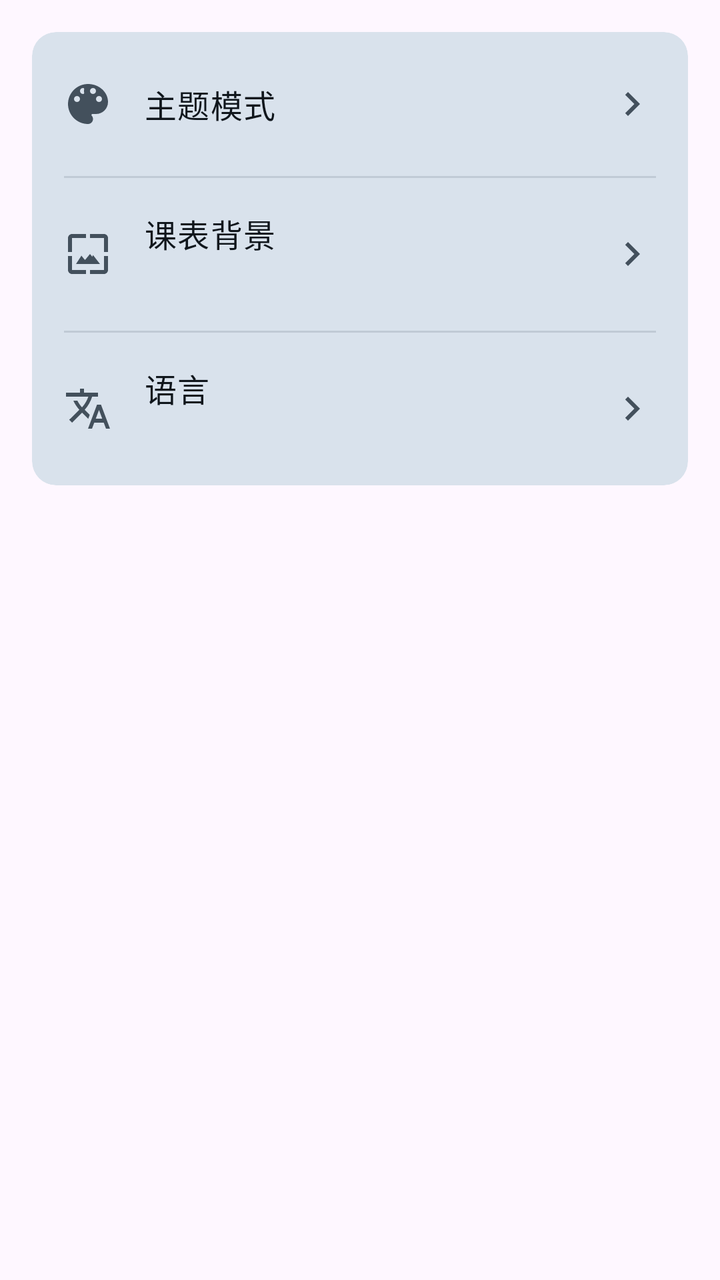
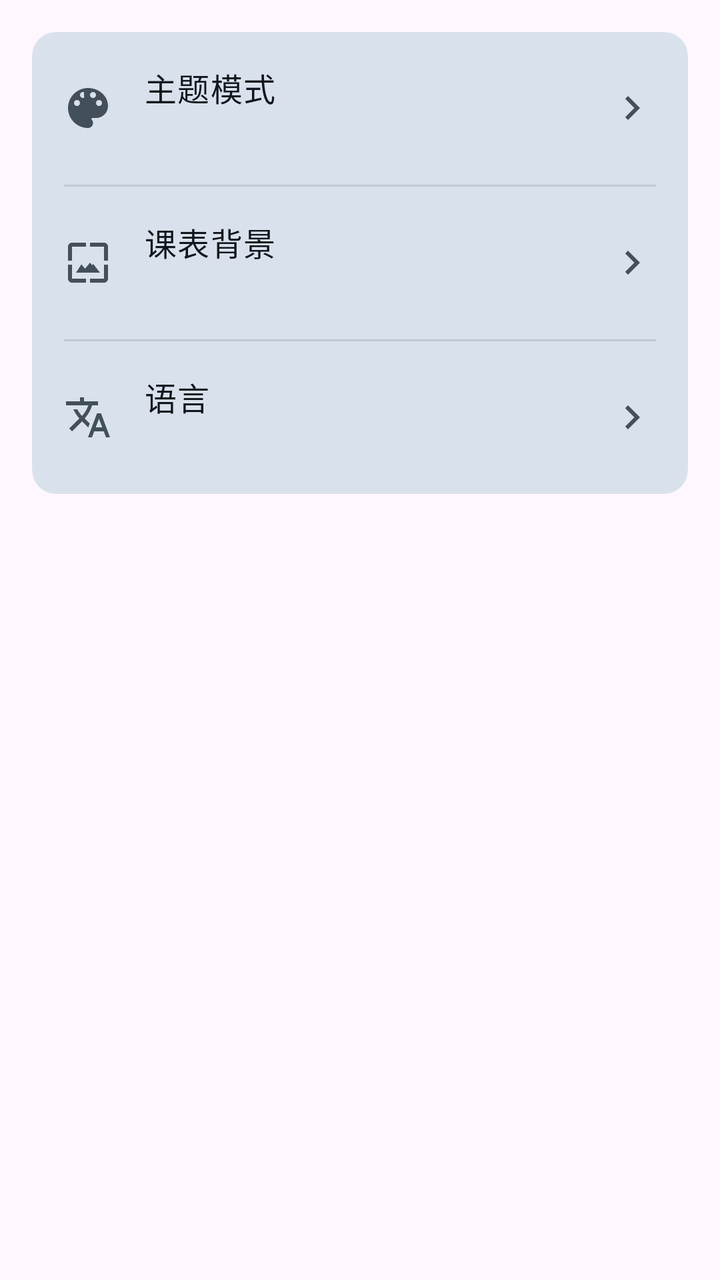

The first picture is an Android layout as it rendered before a commit; the second is the same layout after the commit. The layout source and the unified diff follow.
<!-- AndroidManifest.xml: application theme Theme.LanhangLite -->
<!-- res/layout/view_settings_appearance.xml -->
<?xml version="1.0" encoding="utf-8"?>
<LinearLayout xmlns:android="http://schemas.android.com/apk/res/android"
    xmlns:app="http://schemas.android.com/apk/res-auto"
    android:layout_width="match_parent"
    android:layout_height="wrap_content"
    android:orientation="vertical"
    android:paddingStart="@dimen/screen_padding_h"
    android:paddingTop="@dimen/screen_padding_h"
    android:paddingEnd="@dimen/screen_padding_h"
    android:paddingBottom="@dimen/content_padding_bottom">

    <com.google.android.material.card.MaterialCardView
        style="@style/Widget.Lanhang.Card"
        android:layout_width="match_parent"
        android:layout_height="wrap_content">

        <LinearLayout
            android:layout_width="match_parent"
            android:layout_height="wrap_content"
            android:orientation="vertical">

            <LinearLayout
                android:id="@+id/rowTheme"
                android:layout_width="match_parent"
                android:layout_height="wrap_content"
                android:background="?attr/selectableItemBackground"
                android:clickable="true"
                android:focusable="true"
                android:gravity="center_vertical"
                android:minHeight="@dimen/list_item_height_two_line"
                android:orientation="horizontal"
                android:paddingStart="@dimen/card_padding"
                android:paddingTop="@dimen/space_lg"
                android:paddingEnd="@dimen/card_padding"
                android:paddingBottom="@dimen/space_lg">

                <ImageView
                    android:layout_width="@dimen/icon_lg"
                    android:layout_height="@dimen/icon_lg"
                    android:contentDescription="@null"
                    android:src="@drawable/ic_palette"
                    app:tint="?attr/colorOnSurfaceVariant" />

                <LinearLayout
                    android:layout_width="0dp"
                    android:layout_height="wrap_content"
                    android:layout_marginStart="@dimen/list_icon_gap"
                    android:layout_weight="1"
                    android:orientation="vertical">

                    <TextView
                        android:layout_width="wrap_content"
                        android:layout_height="wrap_content"
                        android:text="@string/settings_theme"
                        android:textAppearance="@style/TextAppearance.Lanhang.BodyLarge"
                        android:textColor="?attr/colorOnSurface" />
                </LinearLayout>

                <ImageView
                    android:layout_width="@dimen/icon_lg"
                    android:layout_height="@dimen/icon_lg"
                    android:contentDescription="@null"
                    android:src="@drawable/ic_chevron_right"
                    app:tint="?attr/colorOnSurfaceVariant" />
            </LinearLayout>

            <View
                android:layout_width="match_parent"
                android:layout_height="@dimen/divider_thickness"
                android:layout_marginStart="@dimen/card_padding"
                android:layout_marginEnd="@dimen/card_padding"
                android:background="?attr/colorOutlineVariant" />

            <LinearLayout
                android:id="@+id/rowScheduleBackground"
                android:layout_width="match_parent"
                android:layout_height="wrap_content"
                android:background="?attr/selectableItemBackground"
                android:clickable="true"
                android:focusable="true"
                android:gravity="center_vertical"
                android:minHeight="@dimen/list_item_height_two_line"
                android:orientation="horizontal"
                android:paddingStart="@dimen/card_padding"
                android:paddingTop="@dimen/space_lg"
                android:paddingEnd="@dimen/card_padding"
                android:paddingBottom="@dimen/space_lg">

                <ImageView
                    android:layout_width="@dimen/icon_lg"
                    android:layout_height="@dimen/icon_lg"
                    android:contentDescription="@null"
                    android:src="@drawable/ic_wallpaper"
                    app:tint="?attr/colorOnSurfaceVariant" />

                <LinearLayout
                    android:layout_width="0dp"
                    android:layout_height="wrap_content"
                    android:layout_marginStart="@dimen/list_icon_gap"
                    android:layout_weight="1"
                    android:orientation="vertical">

                    <TextView
                        android:layout_width="wrap_content"
                        android:layout_height="wrap_content"
                        android:text="@string/settings_schedule_background"
                        android:textAppearance="@style/TextAppearance.Lanhang.BodyLarge"
                        android:textColor="?attr/colorOnSurface" />

                    <TextView
                        android:id="@+id/tvScheduleBackgroundSummary"
                        android:layout_width="wrap_content"
                        android:layout_height="wrap_content"
                        android:layout_marginTop="@dimen/space_xxs"
                        android:ellipsize="end"
                        android:maxLines="1"
                        android:textAppearance="@style/TextAppearance.Lanhang.BodyMedium"
                        android:textColor="?attr/colorOnSurfaceVariant" />
                </LinearLayout>

                <ImageView
                    android:layout_width="@dimen/icon_lg"
                    android:layout_height="@dimen/icon_lg"
                    android:contentDescription="@null"
                    android:src="@drawable/ic_chevron_right"
                    app:tint="?attr/colorOnSurfaceVariant" />
            </LinearLayout>

            <View
                android:layout_width="match_parent"
                android:layout_height="@dimen/divider_thickness"
                android:layout_marginStart="@dimen/card_padding"
                android:layout_marginEnd="@dimen/card_padding"
                android:background="?attr/colorOutlineVariant" />

            <LinearLayout
                android:id="@+id/rowLanguage"
                android:layout_width="match_parent"
                android:layout_height="wrap_content"
                android:background="?attr/selectableItemBackground"
                android:clickable="true"
                android:focusable="true"
                android:gravity="center_vertical"
                android:minHeight="@dimen/list_item_height_two_line"
                android:orientation="horizontal"
                android:paddingStart="@dimen/card_padding"
                android:paddingTop="@dimen/space_lg"
                android:paddingEnd="@dimen/card_padding"
                android:paddingBottom="@dimen/space_lg">

                <ImageView
                    android:layout_width="@dimen/icon_lg"
                    android:layout_height="@dimen/icon_lg"
                    android:contentDescription="@null"
                    android:src="@drawable/ic_translate"
                    app:tint="?attr/colorOnSurfaceVariant" />

                <LinearLayout
                    android:layout_width="0dp"
                    android:layout_height="wrap_content"
                    android:layout_marginStart="@dimen/list_icon_gap"
                    android:layout_weight="1"
                    android:orientation="vertical">

                    <TextView
                        android:layout_width="wrap_content"
                        android:layout_height="wrap_content"
                        android:text="@string/settings_language"
                        android:textAppearance="@style/TextAppearance.Lanhang.BodyLarge"
                        android:textColor="?attr/colorOnSurface" />

                    <TextView
                        android:id="@+id/tvLanguageSummary"
                        android:layout_width="wrap_content"
                        android:layout_height="wrap_content"
                        android:layout_marginTop="@dimen/space_xxs"
                        android:ellipsize="end"
                        android:maxLines="1"
                        android:textAppearance="@style/TextAppearance.Lanhang.BodyMedium"
                        android:textColor="?attr/colorOnSurfaceVariant" />
                </LinearLayout>

                <ImageView
                    android:layout_width="@dimen/icon_lg"
                    android:layout_height="@dimen/icon_lg"
                    android:contentDescription="@null"
                    android:src="@drawable/ic_chevron_right"
                    app:tint="?attr/colorOnSurfaceVariant" />
            </LinearLayout>
        </LinearLayout>
    </com.google.android.material.card.MaterialCardView>
</LinearLayout>
<!-- resources referenced by this layout -->
<resources>
  <dimen name="card_padding">16dp</dimen>
  <dimen name="content_padding_bottom">112dp</dimen>
  <dimen name="divider_thickness">1dp</dimen>
  <dimen name="icon_lg">24dp</dimen>
  <dimen name="list_icon_gap">16dp</dimen>
  <dimen name="list_item_height_two_line">72dp</dimen>
  <dimen name="screen_padding_h">16dp</dimen>
  <dimen name="space_lg">16dp</dimen>
  <dimen name="space_xxs">2dp</dimen>
  <!-- drawable ic_chevron_right (drawable) -->
  <?xml version="1.0" encoding="utf-8"?>
  <vector xmlns:android="http://schemas.android.com/apk/res/android"
      android:width="24dp"
      android:height="24dp"
      android:viewportWidth="24"
      android:viewportHeight="24"
      android:tint="?attr/colorControlNormal">
      <path
          android:fillColor="@android:color/white"
          android:pathData="M10,6L8.59,7.41 13.17,12l-4.58,4.59L10,18l6,-6z" />
  </vector>
  <!-- drawable ic_translate (drawable) -->
  <?xml version="1.0" encoding="utf-8"?>
  <vector xmlns:android="http://schemas.android.com/apk/res/android"
      android:width="24dp"
      android:height="24dp"
      android:viewportWidth="24"
      android:viewportHeight="24">
      <path
          android:fillColor="#FF000000"
          android:pathData="M12.87,15.07l-2.54,-2.51l0.03,-0.03c1.74,-1.94 2.98,-4.17 3.71,-6.53H17V4h-7V2H8v2H1v1.99h11.17C11.5,7.92 10.44,9.75 9,11.35C8.07,10.32 7.3,9.19 6.69,8h-2c0.73,1.63 1.73,3.17 2.98,4.56l-5.09,5.02L4,19l5,-5 3.11,3.11l0.76,-2.04zM18.5,10h-2L12,22h2l1.12,-3h4.75L21,22h2l-4.5,-12zM15.88,17l1.62,-4.33L19.12,17h-3.24z" />
  </vector>
  <!-- drawable ic_wallpaper (drawable) -->
  <?xml version="1.0" encoding="utf-8"?>
  <vector xmlns:android="http://schemas.android.com/apk/res/android"
      android:width="24dp"
      android:height="24dp"
      android:viewportWidth="24"
      android:viewportHeight="24">
      <path
          android:fillColor="#FF000000"
          android:pathData="M4,4h7V2H4C2.9,2 2,2.9 2,4v7h2V4zM20,4v7h2V4c0,-1.1 -0.9,-2 -2,-2h-7v2h7zM20,20h-7v2h7c1.1,0 2,-0.9 2,-2v-7h-2v7zM4,20v-7H2v7c0,1.1 0.9,2 2,2h7v-2H4zM15.5,15l-2.5,-3.01L10.5,15l-1.8,-2.17L6,17h12l-3.5,-4.5l-1,2.5z" />
  </vector>
  <string name="settings_language">语言</string>
  <string name="settings_schedule_background">课表背景</string>
  <string name="settings_theme">主题模式</string>
  <style name="TextAppearance.Lanhang.BodyLarge" parent="TextAppearance.Material3.BodyLarge">
          <item name="android:textSize">@dimen/text_body_large</item>
      </style>
  <style name="TextAppearance.Lanhang.BodyMedium" parent="TextAppearance.Material3.BodyMedium">
          <item name="android:textSize">@dimen/text_body_medium</item>
      </style>
  <style name="Widget.Lanhang.Card" parent="Widget.Material3.CardView.Filled" />
  <style name="Theme.LanhangLite" parent="Base.Theme.LanhangLite" />
  <dimen name="text_body_large">16sp</dimen>
  <dimen name="text_body_medium">14sp</dimen>
  <color name="primary">#084168</color>
  <color name="on_primary">#FFFFFFFF</color>
  <color name="primary_container">#D4E9F7</color>
  <color name="on_primary_container">#052F4A</color>
  <color name="secondary_container">#D4E9F7</color>
  <color name="on_secondary_container">#052F4A</color>
  <color name="surface">#F7F9FC</color>
  <color name="surface_container_lowest">#FFFFFF</color>
  <color name="surface_container_low">#F0F4F9</color>
  <color name="surface_container">#EAF0F6</color>
  <color name="surface_container_high">#E1E9F1</color>
  <color name="surface_container_highest">#D9E2EC</color>
  <color name="surface_variant">#DCE5EE</color>
  <color name="on_surface">#10161C</color>
  <color name="on_surface_variant">#43505C</color>
  <color name="outline">#6F7C89</color>
  <color name="outline_variant">#C0CAD5</color>
  <!-- unchanged entries left out for length: 2 -->
</resources>

<!-- the commit's change to res/layout/view_settings_appearance.xml (unified diff, before → after) -->
@@ -7,7 +7,7 @@
     android:paddingStart="@dimen/screen_padding_h"
     android:paddingTop="@dimen/screen_padding_h"
     android:paddingEnd="@dimen/screen_padding_h"
-    android:paddingBottom="@dimen/content_padding_bottom">
+    android:paddingBottom="@dimen/content_padding_bottom_bare">
 
     <com.google.android.material.card.MaterialCardView
         style="@style/Widget.Lanhang.Card"
@@ -54,6 +54,17 @@
                         android:text="@string/settings_theme"
                         android:textAppearance="@style/TextAppearance.Lanhang.BodyLarge"
                         android:textColor="?attr/colorOnSurface" />
+
+                    
+                    <TextView
+                        android:id="@+id/tvThemeSummary"
+                        android:layout_width="wrap_content"
+                        android:layout_height="wrap_content"
+                        android:layout_marginTop="@dimen/space_xxs"
+                        android:ellipsize="end"
+                        android:maxLines="1"
+                        android:textAppearance="@style/TextAppearance.Lanhang.BodyMedium"
+                        android:textColor="?attr/colorOnSurfaceVariant" />
                 </LinearLayout>
 
                 <ImageView
<!-- resource entries referenced after the edit -->
@@ -1,7 +1,7 @@
 <!-- resources referenced by this layout -->
 <resources>
   <dimen name="card_padding">16dp</dimen>
-  <dimen name="content_padding_bottom">112dp</dimen>
+  <dimen name="content_padding_bottom_bare">32dp</dimen>
   <dimen name="divider_thickness">1dp</dimen>
   <dimen name="icon_lg">24dp</dimen>
   <dimen name="list_icon_gap">16dp</dimen>
